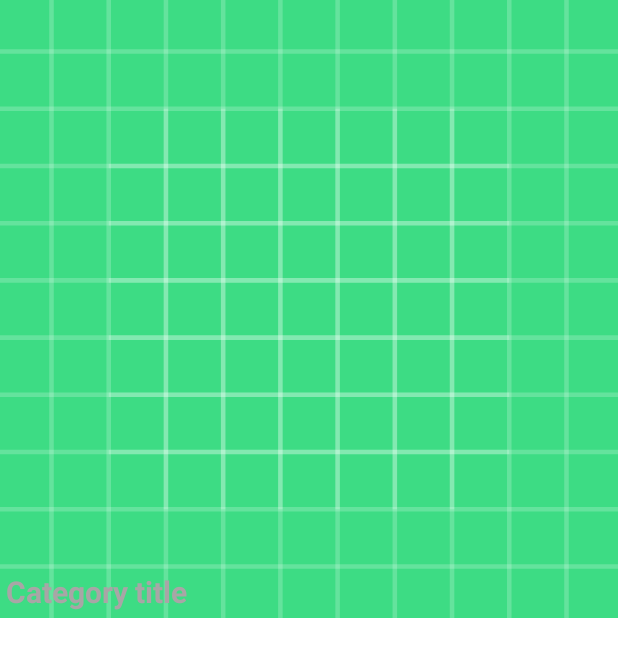
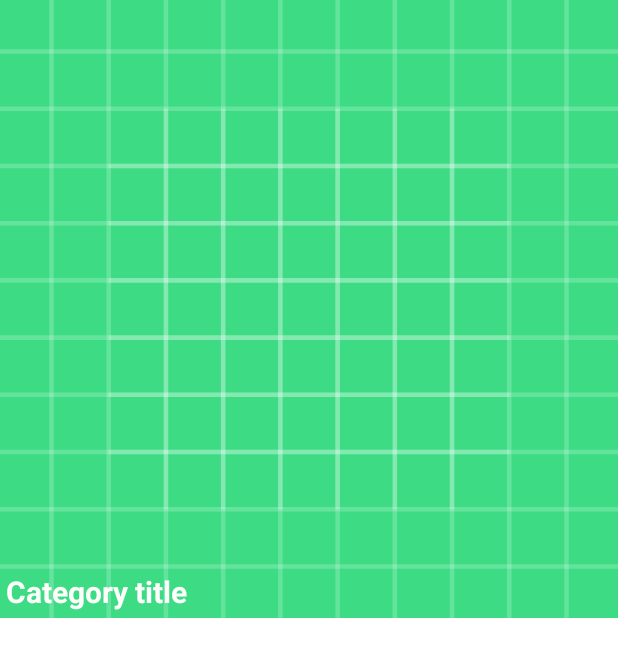
Before and after one commit to Improve10X/BoostUpMyself, an Android app: the layout categories_item.xml on its own in the app's theme, with its tools: preview values and no code run, on a phone screen of 412 x 824 dp. Shown: the top 657 px of the screen. Run offline under Robolectric (Android 15) with nearby library versions, the phone set to English and light mode, and no system bars.

Commit message:
I worked on categories_item.xml, Video.java and VideoItemsAdapter.java for  refactor

```diff
--- a/app/src/main/java/com/improve10x/boostupmyself/homescreen/Video.java
+++ b/app/src/main/java/com/improve10x/boostupmyself/homescreen/Video.java
@@ -13,7 +13,7 @@ public class Video implements Serializable {
     public String channelName;
     public String channelLogoUrl;
     public String youtubeVideoId;
-    public Boolean bookmark;
+    public boolean bookmark;
 
     public Video() {
     }
--- a/app/src/main/java/com/improve10x/boostupmyself/homescreen/VideoItemsAdapter.java
+++ b/app/src/main/java/com/improve10x/boostupmyself/homescreen/VideoItemsAdapter.java
@@ -50,7 +50,7 @@ public class VideoItemsAdapter extends RecyclerView.Adapter<VideoItemViewHolder>
         holder.itemView.setOnClickListener(view -> {
             onItemActionListener.onItemClicked(video);
         });
-        if (video.bookmark != null && video.bookmark == true) {
+        if (video.bookmark != false && video.bookmark == true) {
             holder.binding.saveImgBtn.setVisibility(View.VISIBLE);
             holder.binding.unsaveImgBtn.setVisibility(View.GONE);
         } else {
--- a/app/src/main/res/layout/categories_item.xml
+++ b/app/src/main/res/layout/categories_item.xml
@@ -30,7 +30,7 @@
             android:layout_height="wrap_content"
             android:padding="4dp"
             android:text="Category title"
-            android:textColor="#A8A6A6"
+            android:textColor="#FDFDFC"
             android:textSize="20sp"
             android:textStyle="bold"
             app:layout_constraintBottom_toBottomOf="@+id/category_img"
```
